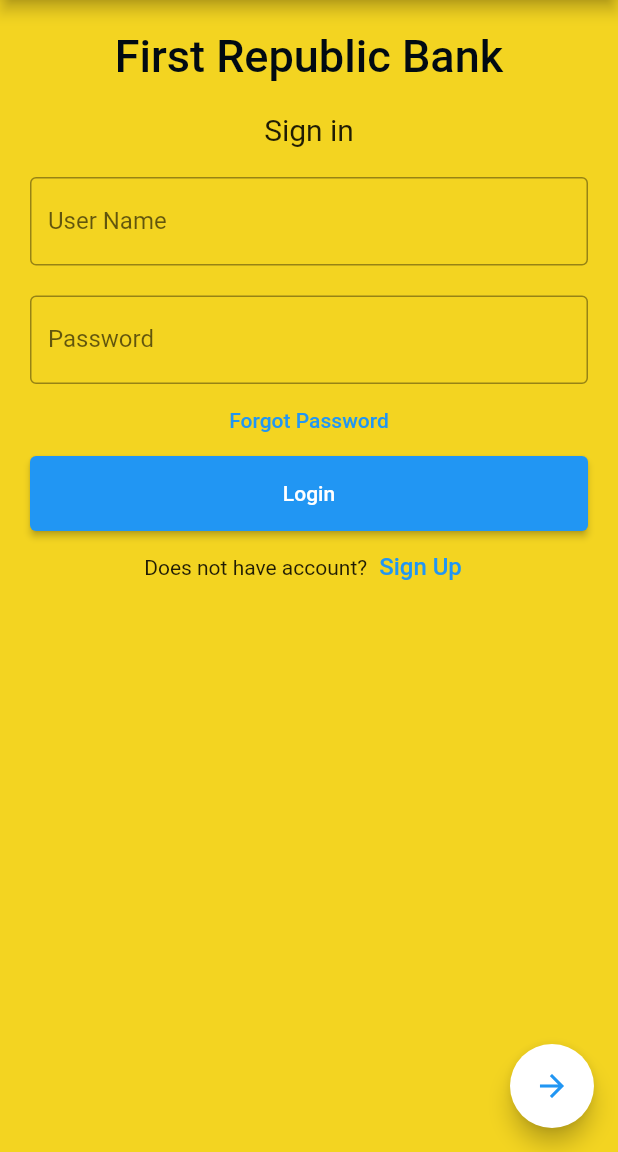
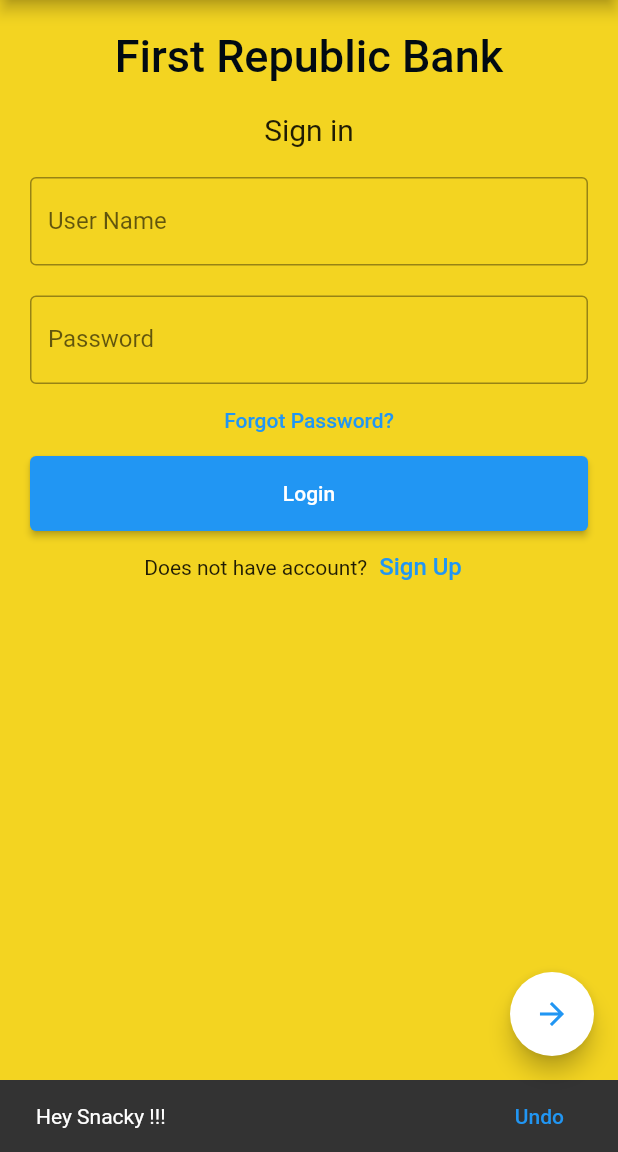
Before and after one commit to PrateekYML/FlutterDemoApp, a Flutter app: the screen it shows after launch, after a tap on "Sign Up", on a phone screen of 412 x 824 dp, the part 84-1236 px from its top. Run offline on Flutter 3.47's test engine with Material 2 defaults, Android fonts, the phone set to English and light mode, and no system bars.

Commit message:
Snack Bar added
Snack Bar added in homeVC

```diff
--- a/simple_navigation/lib/HomeViewController.dart
+++ b/simple_navigation/lib/HomeViewController.dart
@@ -75,7 +75,7 @@ class HomeViewControllerState extends State<HomeViewController>  {
               onPressed: () {
                 //forgot password screen
               },
-              child: const Text('Forgot Password',),
+              child: const Text('Forgot Password?',),
             ),
             Container(
                 height: 50,
@@ -98,7 +98,18 @@ class HomeViewControllerState extends State<HomeViewController>  {
                     style: TextStyle(fontSize: 16),
                   ),
                   onPressed: () {
-                    //signup screen
+
+            final snackBar = SnackBar(
+              content: const Text('Hey Snacky !!!'),
+            action: SnackBarAction(
+              label: 'Undo',
+              onPressed: () {
+                // Some code to undo the change.
+              },
+            ),
+          );
+                    ScaffoldMessenger.of(context).showSnackBar(snackBar);
+
                   },
                 )
               ],
```
